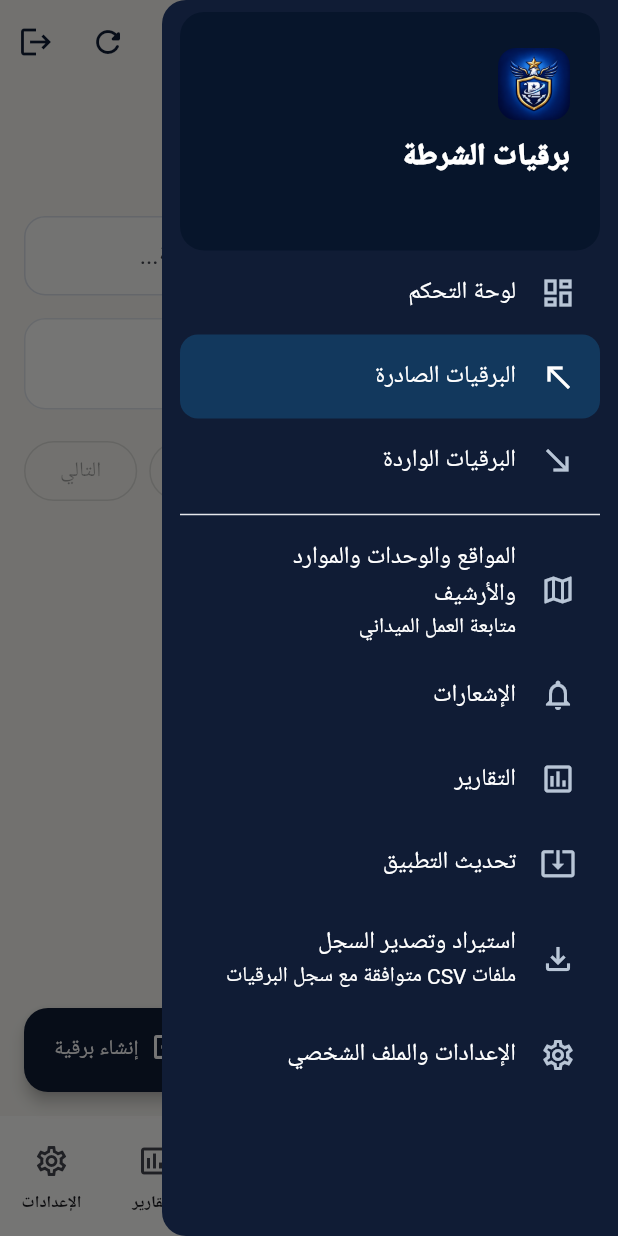
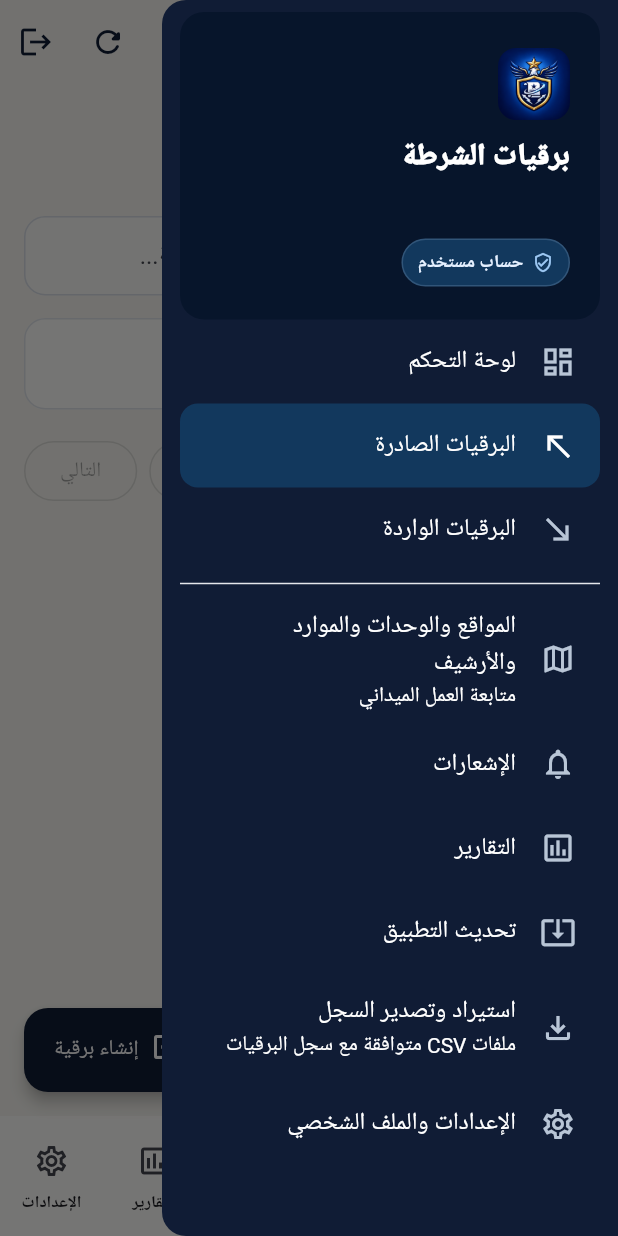
Before and after one commit to AbuNizar963/police-telegrams-platform, a Flutter app: the DashboardPage screen opened directly with empty values, item 2 of the bottom bar chosen, with the side drawer open, on a phone screen of 412 x 824 dp. Run offline on Flutter 3.47's test engine with Material 3 defaults, Android fonts, the phone set to English and light mode, and no system bars; our stand-ins replace file_picker, firebase_core, firebase_messaging, flutter_secure_storage, package_info_plus; accounts and stored records are empty; network calls fail.

Commit message:
ui(mobile): clarify account role in navigation drawer

```diff
--- a/mobile/lib/main.dart
+++ b/mobile/lib/main.dart
@@ -630,6 +630,43 @@ class _DashboardPageState extends State<DashboardPage> {
                       Text(
                         '${widget.account['name'] ?? widget.account['username'] ?? ''}',
                         style: const TextStyle(color: Colors.white70),
+                        maxLines: 1,
+                        overflow: TextOverflow.ellipsis,
+                      ),
+                      const SizedBox(height: 14),
+                      Container(
+                        padding: const EdgeInsets.symmetric(
+                          horizontal: 10,
+                          vertical: 6,
+                        ),
+                        decoration: BoxDecoration(
+                          color: const Color(0xFF12385D),
+                          borderRadius: BorderRadius.circular(20),
+                          border: Border.all(
+                            color: const Color(0xFF315579),
+                          ),
+                        ),
+                        child: Row(
+                          mainAxisSize: MainAxisSize.min,
+                          children: [
+                            const Icon(
+                              Icons.verified_user_outlined,
+                              size: 14,
+                              color: Color(0xFF9CC7F2),
+                            ),
+                            const SizedBox(width: 6),
+                            Text(
+                              widget.account['role'] == 'admin'
+                                  ? 'مدير النظام'
+                                  : 'حساب مستخدم',
+                              style: const TextStyle(
+                                color: Color(0xFFE5F0FF),
+                                fontSize: 12,
+                                fontWeight: FontWeight.w700,
+                              ),
+                            ),
+                          ],
+                        ),
                       ),
                     ],
                   ),
```
